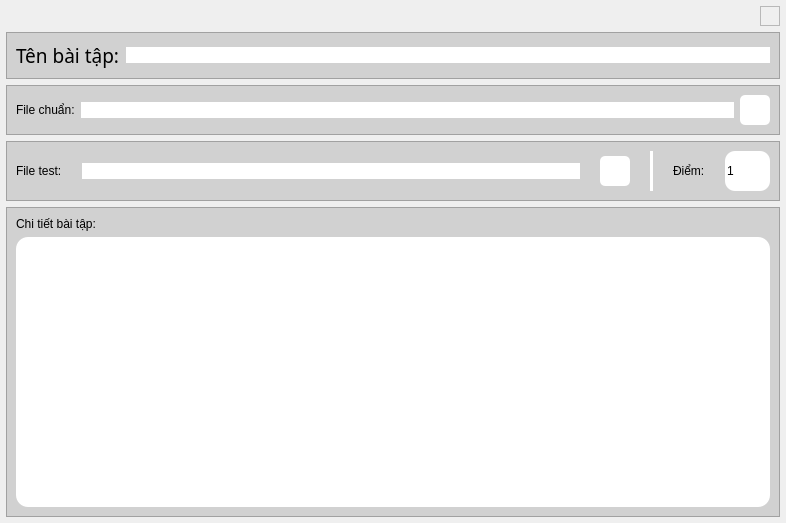
Above: UI_Files/edit_frame.ui from hoangm960/Astraea before the change. Below: the same form after it.
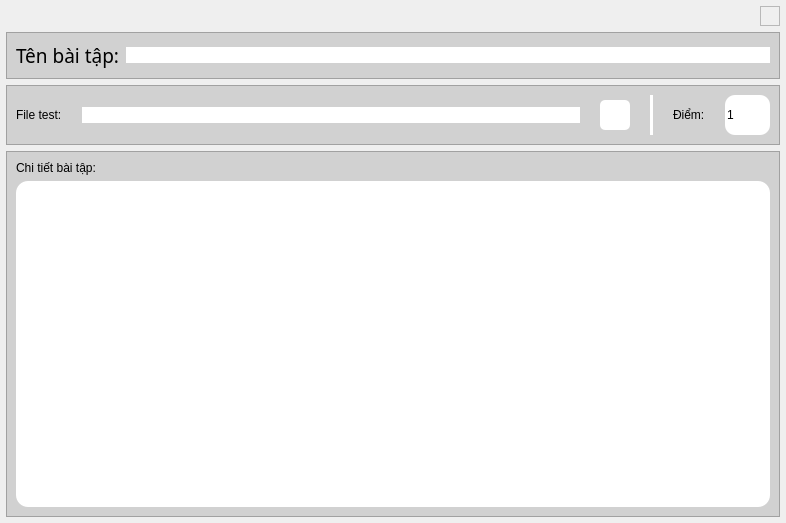
That is the form after the change. Icons and pictures are not drawn.

```diff
--- a/UI_Files/edit_frame.ui
+++ b/UI_Files/edit_frame.ui
@@ -174,82 +174,6 @@
      </layout>
     </widget>
    </item>
-   <item>
-    <widget class="QFrame" name="ex_file_frame">
-     <property name="styleSheet">
-      <string notr="true">background-color: rgb(209, 209, 209);</string>
-     </property>
-     <property name="frameShape">
-      <enum>QFrame::StyledPanel</enum>
-     </property>
-     <property name="frameShadow">
-      <enum>QFrame::Raised</enum>
-     </property>
-     <layout class="QHBoxLayout" name="horizontalLayout_2">
-      <item>
-       <widget class="QLabel" name="ex_file_label">
-        <property name="text">
-         <string>File chuẩn:</string>
-        </property>
-       </widget>
-      </item>
-      <item>
-       <widget class="QLineEdit" name="ex_file_entry">
-        <property name="styleSheet">
-         <string notr="true">background-color: rgb(255, 255, 255);
-border-radius: 12px;</string>
-        </property>
-        <property name="alignment">
-         <set>Qt::AlignCenter</set>
-        </property>
-       </widget>
-      </item>
-      <item>
-       <widget class="QPushButton" name="ex_file_btn">
-        <property name="minimumSize">
-         <size>
-          <width>30</width>
-          <height>30</height>
-         </size>
-        </property>
-        <property name="maximumSize">
-         <size>
-          <width>30</width>
-          <height>30</height>
-         </size>
-        </property>
-        <property name="styleSheet">
-         <string notr="true">QPushButton {
-	background-color: rgb(255, 255, 255);
-	border-radius: 5px;
-}
-
-QPushButton:hover {
-	background-color: rgba(255, 255, 255, 150);
-}
-
-QPushButton:pressed {
-	background-color: rgba(0, 0, 0, 50);
-}</string>
-        </property>
-        <property name="text">
-         <string/>
-        </property>
-        <property name="icon">
-         <iconset resource="Resources.qrc">
-          <normaloff>:/images/icons/folder_open.png</normaloff>:/images/icons/folder_open.png</iconset>
-        </property>
-        <property name="iconSize">
-         <size>
-          <width>28</width>
-          <height>28</height>
-         </size>
-        </property>
-       </widget>
-      </item>
-     </layout>
-    </widget>
-   </item>
    <item>
     <widget class="QFrame" name="test_file_frame">
      <property name="styleSheet">
```
